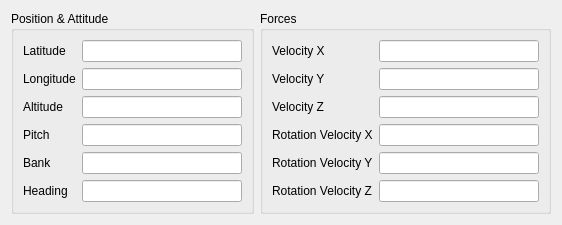
This is src/UserInterface/src/Widgets/AircraftVariablesWidget.ui in till213/SkyDolly as Qt 5 draws it before an edit. The edited form follows.
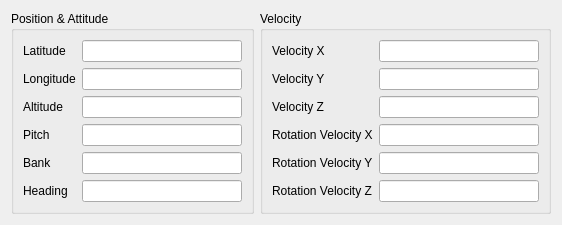
This is the edited form.

The edit to the form file:
```diff
--- a/src/UserInterface/src/Widgets/AircraftVariablesWidget.ui
+++ b/src/UserInterface/src/Widgets/AircraftVariablesWidget.ui
@@ -131,7 +131,7 @@
       </size>
      </property>
      <property name="title">
-      <string>Forces</string>
+      <string>Velocity</string>
      </property>
      <layout class="QFormLayout" name="formLayout_5">
       <item row="0" column="0">
```
